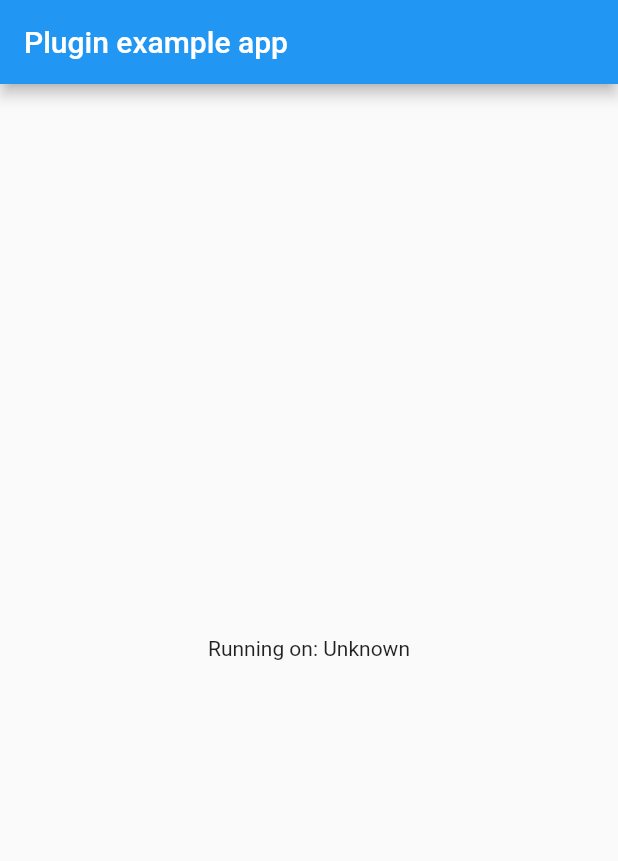
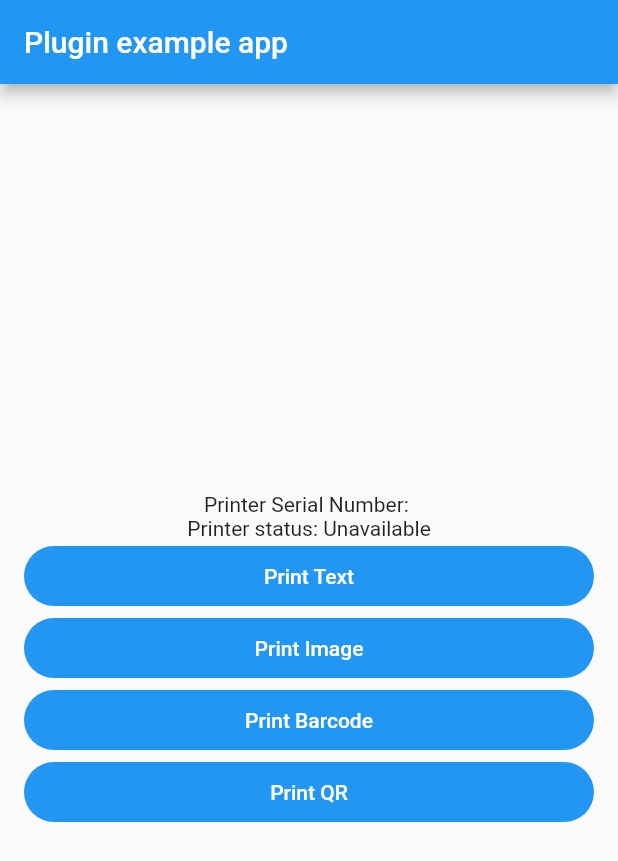
Before and after one commit to philaphonh/flutter_sunyard_i80, a Flutter app: the screen it shows after launch, on a phone screen of 412 x 824 dp. Shown: the top 861 px of the screen. Run offline on Flutter 3.47's test engine with Material 2 defaults, Android fonts, the phone set to English and light mode, and no system bars.

Commit message:
Add simple implementation

```diff
--- a/example/lib/main.dart
+++ b/example/lib/main.dart
@@ -1,8 +1,7 @@
 import 'package:flutter/material.dart';
-import 'dart:async';
+import 'package:flutter/services.dart';
 
-import 'package:flutter/services.dart';
-import 'package:flutter_sunyard_i80/flutter_sunyard_i80.dart';
+import 'package:sunyard_i80/sunyard_i80.dart';
 
 void main() {
   runApp(const MyApp());
@@ -16,35 +15,24 @@ class MyApp extends StatefulWidget {
 }
 
 class _MyAppState extends State<MyApp> {
-  String _platformVersion = 'Unknown';
-  final _flutterSunyardI80Plugin = FlutterSunyardI80();
+  bool isPrinterAvailable = false;
+
+  String serialNumber = "";
 
   @override
   void initState() {
     super.initState();
-    initPlatformState();
+    initPage();
   }
 
-  // Platform messages are asynchronous, so we initialize in an async method.
-  Future<void> initPlatformState() async {
-    String platformVersion;
-    // Platform messages may fail, so we use a try/catch PlatformException.
-    // We also handle the message potentially returning null.
-    try {
-      platformVersion =
-          await _flutterSunyardI80Plugin.getPlatformVersion() ?? 'Unknown platform version';
-    } on PlatformException {
-      platformVersion = 'Failed to get platform version.';
+  void initPage() async {
+    final isTrue = await Printer.isPrinterAvailable();
+    serialNumber = await TerminalInfo.serialNumber;
+    if (isTrue) {
+      setState(() {
+        isPrinterAvailable = isTrue;
+      });
     }
-
-    // If the widget was removed from the tree while the asynchronous platform
-    // message was in flight, we want to discard the reply rather than calling
-    // setState to update our non-existent appearance.
-    if (!mounted) return;
-
-    setState(() {
-      _platformVersion = platformVersion;
-    });
   }
 
   @override
@@ -54,10 +42,131 @@ class _MyAppState extends State<MyApp> {
         appBar: AppBar(
           title: const Text('Plugin example app'),
         ),
-        body: Center(
-          child: Text('Running on: $_platformVersion\n'),
+        body: Padding(
+          padding: const EdgeInsets.symmetric(horizontal: 16.0),
+          child: Column(
+            mainAxisAlignment: MainAxisAlignment.center,
+            children: [
+              Center(
+                child: Text('Printer Serial Number: $serialNumber'),
+              ),
+              Center(
+                child: Text('Printer status: ${printerStatus()}'),
+              ),
+              Center(
+                child: SizedBox(
+                  width: double.infinity,
+                  child: FilledButton(
+                      onPressed: () {
+                        printText();
+                      },
+                      child: const Text('Print Text')),
+                ),
+              ),
+              Center(
+                child: SizedBox(
+                  width: double.infinity,
+                  child: FilledButton(
+                      onPressed: () {
+                        printImage();
+                      },
+                      child: const Text('Print Image')),
+                ),
+              ),
+              Center(
+                child: SizedBox(
+                  width: double.infinity,
+                  child: FilledButton(
+                      onPressed: () {
+                        printBarcode();
+                      },
+                      child: const Text('Print Barcode')),
+                ),
+              ),
+              Center(
+                child: SizedBox(
+                  width: double.infinity,
+                  child: FilledButton(
+                      onPressed: () {
+                        printQr();
+                      },
+                      child: const Text('Print QR')),
+                ),
+              ),
+            ],
+          ),
         ),
       ),
     );
   }
+
+  String printerStatus() {
+    return isPrinterAvailable ? "Available" : "Unavailable";
+  }
+
+  void printText() async {
+    try {
+      await Printer.appendText(
+        text: "Flutter",
+        textAlign: PrinterAlign.left,
+      );
+
+      await Printer.appendText(
+        text: "Flutter",
+        textAlign: PrinterAlign.right,
+      );
+
+      await Printer.appendText(
+        text: "Flutter",
+        textAlign: PrinterAlign.left,
+        isBoldFont: true,
+      );
+      await Printer.appendText(
+        text: "Flutter",
+        textAlign: PrinterAlign.right,
+        isLineBreak: false,
+        fontSize: PrinterFontSize.thirtySix,
+      );
+
+      await Printer.startPrint();
+    } catch (e) {
+      rethrow;
+    }
+  }
+
+  void printImage() async {
+    // An image must have white background
+    final assetImage = await rootBundle.load("assets/wojak.jpg");
+
+    final bytes = Uint8List.view(assetImage.buffer);
+
+    await Printer.appendImage(
+      byteArray: bytes,
+      align: PrinterAlign.right,
+    );
+
+    await Printer.appendImage(
+      byteArray: bytes,
+      align: PrinterAlign.left,
+      sampleSize: 2,
+    );
+
+    await Printer.startPrint();
+  }
+
+  void printBarcode() async {
+    await Printer.appendBarCode(data: "1234567890");
+
+    await Printer.startPrint();
+  }
+
+  void printQr() async {
+    await Printer.appendQrCode(
+      data: "https://artyboy.dev",
+      width: 100,
+      height: 100,
+    );
+
+    await Printer.startPrint();
+  }
 }
```
Also changed, not shown: example/pubspec.yaml (+4 -4 lines), example/assets/wojak.jpg (added), example/pubspec.lock.
